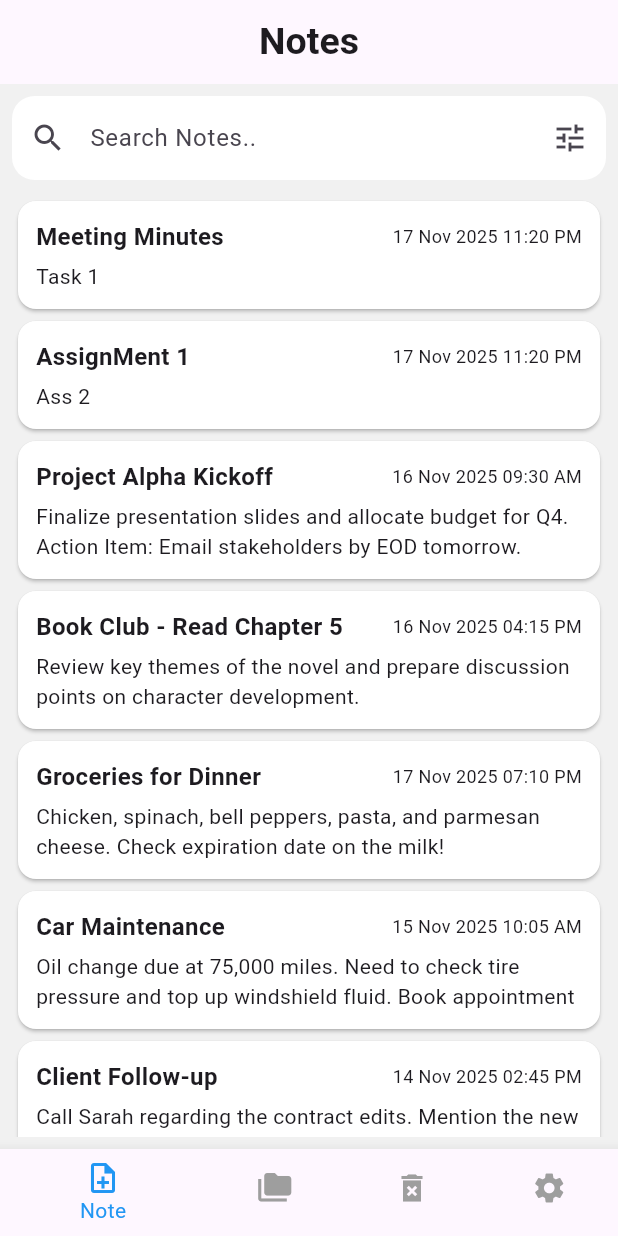
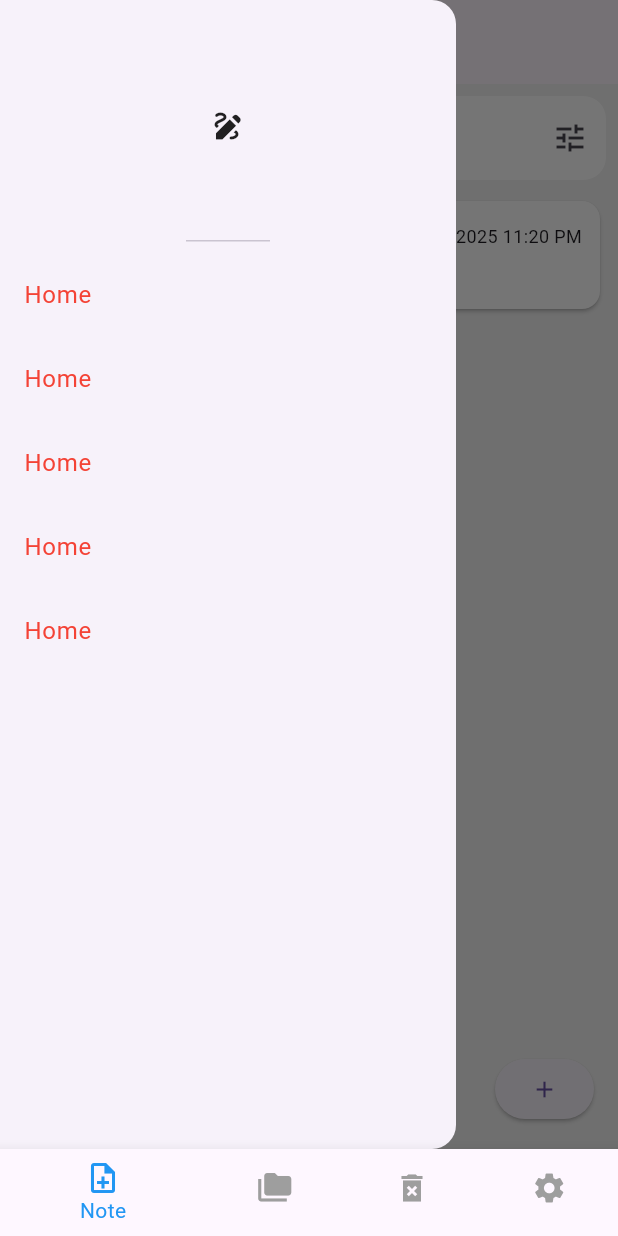
Before and after one commit to mamunislammim/note_app-batch4, a Flutter app: the screen it shows after launch, with the side drawer open (before the commit the screen has no drawer), on a phone screen of 412 x 824 dp. Run offline on Flutter 3.47's test engine with Material 3 defaults, Android fonts, the phone set to English and light mode, and no system bars; our stand-ins replace persistent_bottom_nav_bar.

Commit message:
change app logo

```diff
--- a/lib/database/notes.dart
+++ b/lib/database/notes.dart
@@ -1,55 +1,7 @@
 class NotesData {
- static List<Map<String, dynamic>> list = [
+  static List<Map<String, dynamic>> list = [
     {"id": 1, "title": "Meeting Minutes", "details": "Task 1", "created_at": "17 Nov 2025 11:20 PM"},
-    {"id": 2, "title": "AssignMent 1", "details": "Ass 2", "created_at": "17 Nov 2025 11:20 PM"},
-    {
-      "id": 3,
-      "title": "Project Alpha Kickoff",
-      "details": "Finalize presentation slides and allocate budget for Q4. Action Item: Email stakeholders by EOD tomorrow.",
-      "created_at": "16 Nov 2025 09:30 AM",
-    },
-    {
-      "id": 4,
-      "title": "Book Club - Read Chapter 5",
-      "details": "Review key themes of the novel and prepare discussion points on character development.",
-      "created_at": "16 Nov 2025 04:15 PM",
-    },
-    {
-      "id": 5,
-      "title": "Groceries for Dinner",
-      "details": "Chicken, spinach, bell peppers, pasta, and parmesan cheese. Check expiration date on the milk!",
-      "created_at": "17 Nov 2025 07:10 PM",
-    },
-    {
-      "id": 6,
-      "title": "Car Maintenance",
-      "details":
-          "Oil change due at 75,000 miles. Need to check tire pressure and top up windshield fluid. Book appointment next week.",
-      "created_at": "15 Nov 2025 10:05 AM",
-    },
-    {
-      "id": 7,
-      "title": "Client Follow-up",
-      "details": "Call Sarah regarding the contract edits. Mention the new clause on liability. **Priority: High**",
-      "created_at": "14 Nov 2025 02:45 PM",
-    },
-    {
-      "id": 8,
-      "title": "Ideas for Blog Post",
-      "details": "Topic ideas: Future of AI in marketing, 5 tips for remote work, Interview series draft. Need catchy titles.",
-      "created_at": "13 Nov 2025 08:50 PM",
-    },
-    {
-      "id": 9,
-      "title": "Gym Workout Plan",
-      "details": "Day 1: Chest & Triceps. Day 2: Back & Biceps. Day 3: Legs & Shoulders. Maximize protein intake.",
-      "created_at": "12 Nov 2025 06:15 AM",
-    },
-    {
-      "id": 10,
-      "title": "Electric Bill Payment",
-      "details": "Due date is Nov 20th. Account reference number: 987654321. Pay online via bank transfer.",
-      "created_at": "11 Nov 2025 01:35 PM",
-    },
-  ];
+   ];  static List<Map<String, dynamic>> trashList = [
+    ];
+
 }
--- a/lib/view/bottom/bottom.dart
+++ b/lib/view/bottom/bottom.dart
@@ -8,14 +8,14 @@ import 'package:persistent_bottom_nav_bar/persistent_bottom_nav_bar.dart';
 
 import '../note/note.dart';
 
-class HomeScreen extends StatefulWidget {
-  const HomeScreen({super.key});
+class BottomBar extends StatefulWidget {
+  const BottomBar({super.key});
 
   @override
-  State<HomeScreen> createState() => _HomeScreenState();
+  State<BottomBar> createState() => _BottomBarState();
 }
 
-class _HomeScreenState extends State<HomeScreen> {
+class _BottomBarState extends State<BottomBar> {
   int selectedIndex = 0;
   List screens = [NoteScreen(), FolderScreen(), TrashScreen(), SettingsScreen()];
 
--- a/lib/view/note/note.dart
+++ b/lib/view/note/note.dart
@@ -1,7 +1,11 @@
 import 'package:flutter/material.dart';
 import 'package:note_app/database/notes.dart';
 import 'package:note_app/view/note/widgets/note_card.dart';
+import 'package:note_app/view/note/widgets/note_drawer.dart';
 import 'package:note_app/view/note/widgets/search_field.dart';
+import 'package:note_app/view/note_add_edit/add.dart';
+
+import '../note_view/view.dart';
 
 class NoteScreen extends StatefulWidget {
   const NoteScreen({super.key});
@@ -15,6 +19,7 @@ class _NoteScreenState extends State<NoteScreen> {
   Widget build(BuildContext context) {
     return Scaffold(
       backgroundColor: Color(0xffF1F1F1),
+      drawer: NoteDrawer(),
       appBar: AppBar(
         centerTitle: true,
         title: Text("Notes", style: TextStyle(fontSize: 25, fontWeight: FontWeight.w700)),
@@ -22,6 +27,14 @@ class _NoteScreenState extends State<NoteScreen> {
       body: Padding(
         padding: const EdgeInsets.all(8.0),
         child: Column(children: [SearchFieldWidget(), SizedBox(height: 10), noteBuilder()]),
+      ),
+      floatingActionButton: ElevatedButton(
+        onPressed: () {
+          Navigator.push(context, MaterialPageRoute(builder: (context) => NoteAddScreen())).then((c) {
+            setState(() {});
+          });
+        },
+        child: Icon(Icons.add),
       ),
     );
   }
@@ -31,7 +44,21 @@ class _NoteScreenState extends State<NoteScreen> {
       child: ListView.builder(
         shrinkWrap: true,
         itemCount: NotesData.list.length,
-        itemBuilder: (context, index) => NoteCardWidget(i: index),
+        itemBuilder: (context, index) => InkWell(
+          onTap: () {
+            Navigator.push(
+              context,
+              MaterialPageRoute(
+                builder: (context) => NoteViewScreen(
+                  title: "${NotesData.list[index]['title']}",
+                  date: "${NotesData.list[index]['created_at']}",
+                  details: "${NotesData.list[index]['details']}",
+                ),
+              ),
+            );
+          },
+          child: NoteCardWidget(i: index),
+        ),
       ),
     );
   }
--- a/lib/view/note/widgets/note_card.dart
+++ b/lib/view/note/widgets/note_card.dart
@@ -1,8 +1,11 @@
+
 import 'package:flutter/material.dart';
-import 'package:note_app/database/notes.dart';
+import '../../../database/notes.dart';
+
 
 class NoteCardWidget extends StatelessWidget {
   const NoteCardWidget({super.key, required this.i});
+
   final int i;
 
   @override
--- /dev/null
+++ b/lib/view/note/widgets/note_drawer.dart
@@ -0,0 +1,29 @@
+import 'package:flutter/material.dart';
+
+
+class NoteDrawer extends StatelessWidget {
+  const NoteDrawer({
+    super.key,
+  });
+
+  @override
+  Widget build(BuildContext context) {
+    return Drawer(
+      child: Column(
+        children: [
+          DrawerHeader(child: Icon(Icons.draw)),
+          Column(
+            children: [
+              ListTile(title: Text("Home",style: TextStyle(color: Colors.red),)),
+              ListTile(title: Text("Home",style: TextStyle(color: Colors.red),)),
+              ListTile(title: Text("Home",style: TextStyle(color: Colors.red),)),
+              ListTile(title: Text("Home",style: TextStyle(color: Colors.red),)),
+              ListTile(title: Text("Home",style: TextStyle(color: Colors.red),)),
+
+            ],
+          ),
+        ],
+      ),
+    );
+  }
+}
--- a/lib/view/settings/settings.dart
+++ b/lib/view/settings/settings.dart
@@ -1,4 +1,3 @@
-
 import 'package:flutter/material.dart';
 
 class SettingsScreen extends StatefulWidget {
@@ -11,8 +10,6 @@ class SettingsScreen extends StatefulWidget {
 class _SettingsScreenState extends State<SettingsScreen> {
   @override
   Widget build(BuildContext context) {
-    return Scaffold(
-      appBar: AppBar(title: Text("Settings"),),
-    );
+    return Scaffold();
   }
 }
--- a/lib/view/splash/splash.dart
+++ b/lib/view/splash/splash.dart
@@ -12,7 +12,7 @@ class _SplashScreenState extends State<SplashScreen> {
 
   timerFunCall()async{
     await Future.delayed(Duration(seconds: 2));
-    Navigator.pushReplacement(context, MaterialPageRoute(builder: (context)=> HomeScreen()));
+    Navigator.pushReplacement(context, MaterialPageRoute(builder: (context)=> BottomBar()));
   }
 
   @override
```
Also changed, not shown: lib/view/note_add_edit/add.dart (added, +72 -0 lines), lib/view/note_view/view.dart (added, +17 -0 lines), pubspec.yaml (+8 -1 lines), pubspec.lock, 29 other files.
